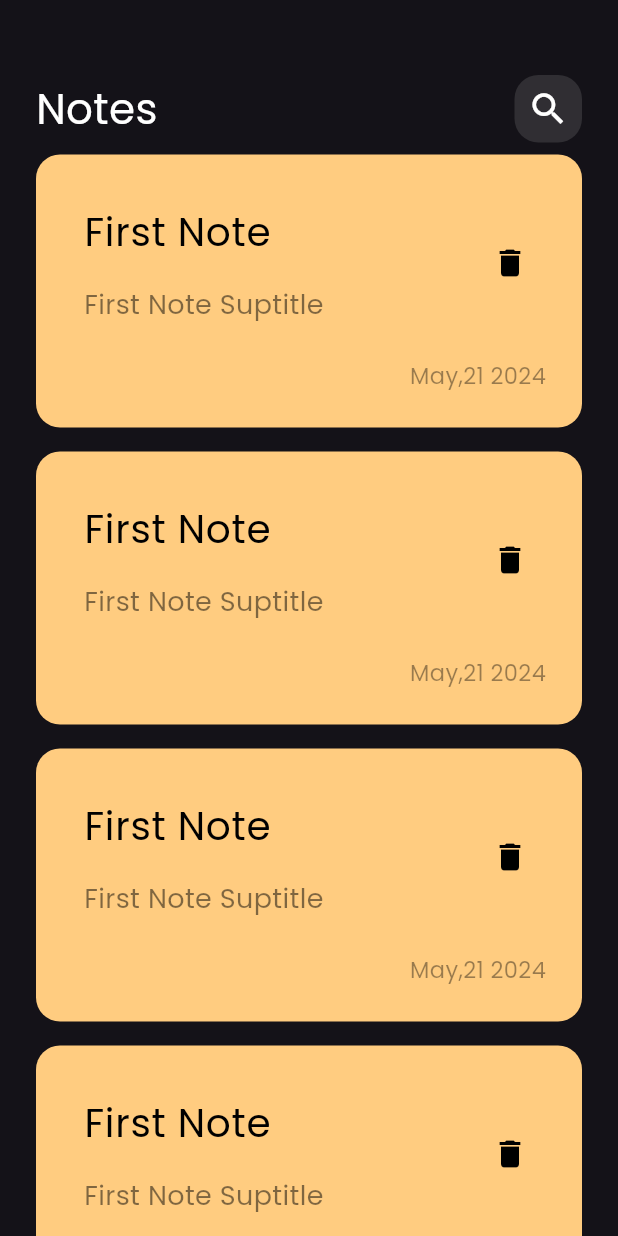
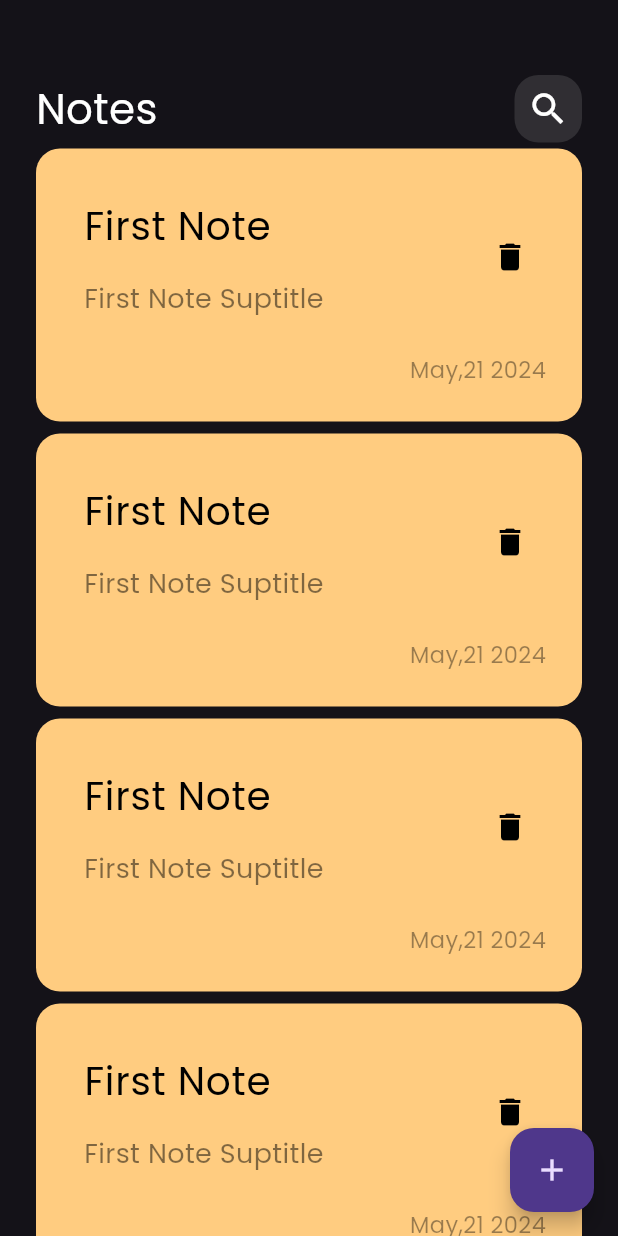
Before and after one commit to Salah248/notes_app, a Flutter app: the screen it shows after launch, on a phone screen of 412 x 824 dp. Run offline on Flutter 3.47's test engine with Material 3 defaults, Android fonts, the phone set to English and light mode, and no system bars.

Commit message:
new change 4

```diff
--- a/lib/views/home_view.dart
+++ b/lib/views/home_view.dart
@@ -6,8 +6,12 @@ class HomeView extends StatelessWidget {
 
   @override
   Widget build(BuildContext context) {
-    return const Scaffold(
-      body: NotesView(),
+    return Scaffold(
+      floatingActionButton: FloatingActionButton(
+        onPressed: () {},
+        child: const Icon(Icons.add),
+      ),
+      body: const NotesView(),
     );
   }
 }
--- a/lib/widgets/custom_list_view.dart
+++ b/lib/widgets/custom_list_view.dart
@@ -9,7 +9,7 @@ class NotesListView extends StatelessWidget {
     return ListView.builder(
       itemBuilder: (context, index) {
         return const Padding(
-          padding: EdgeInsets.symmetric(vertical: 8),
+          padding: EdgeInsets.symmetric(vertical: 4),
           child: CustomNotesItem(),
         );
       },
```
